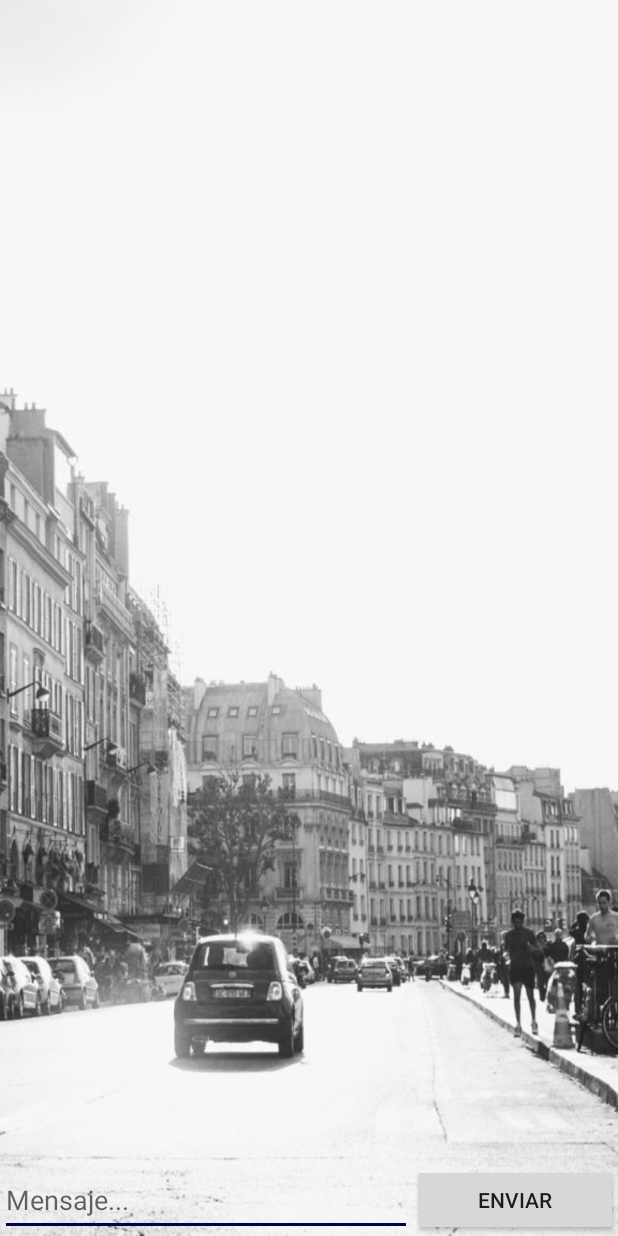
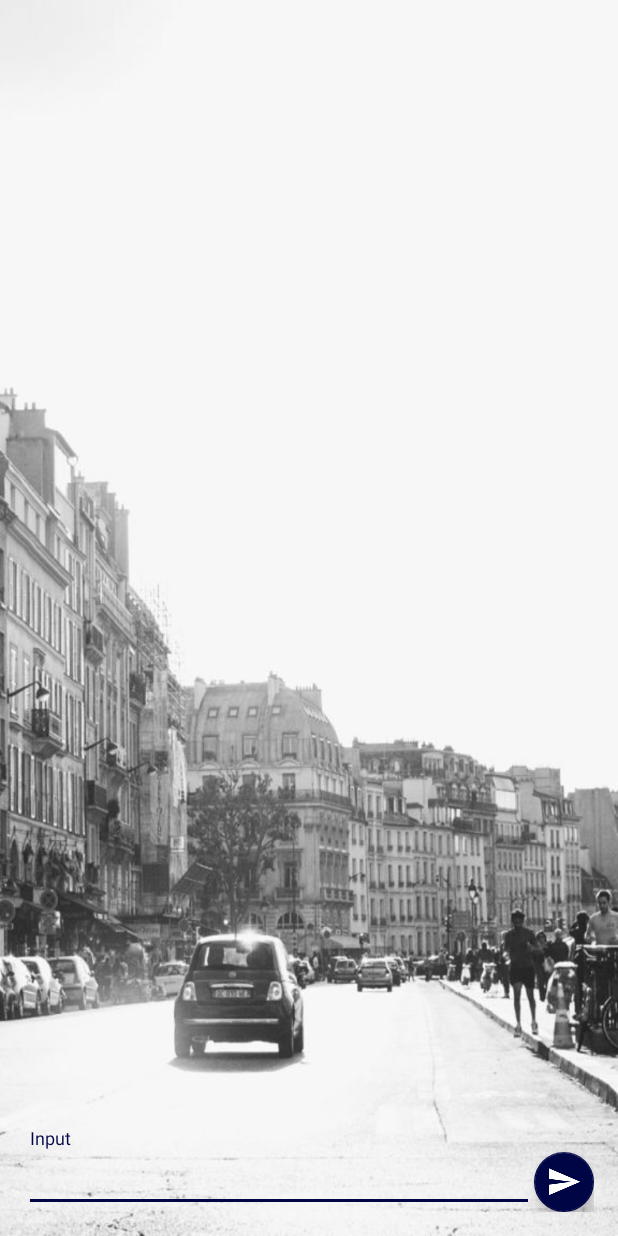
Before and after one commit to Franverri/android, an Android app: the ChatActivity screen opened directly, with no data from a screen before it, on a phone screen of 412 x 824 dp. Run offline under Robolectric (Android 15) with nearby library versions, the phone set to English and light mode, and no system bars; our stand-ins replace Firebase (no records; nobody signed in at launch, a user with empty details on screens opened directly); libraries missing offline, so code that uses them is left out: com.firebase.ui; 2 statements that could not run were skipped.

Commit message:
Muestra mensajes antiguos. Falta verificar para que usuario es y no generico

```diff
--- a/FIUBER/app/src/main/java/com/taller/fiuber/ChatActivity.java
+++ b/FIUBER/app/src/main/java/com/taller/fiuber/ChatActivity.java
@@ -1,94 +1,69 @@
 package com.taller.fiuber;
 
-import android.app.Activity;
-import android.database.DataSetObserver;
+import android.content.Intent;
+import android.support.annotation.NonNull;
+import android.support.design.widget.FloatingActionButton;
+import android.support.v7.app.AppCompatActivity;
 import android.os.Bundle;
 import android.util.Log;
-import android.view.KeyEvent;
+import android.view.Menu;
+import android.view.MenuItem;
 import android.view.View;
-import android.widget.AbsListView;
-import android.widget.Button;
 import android.widget.EditText;
 import android.widget.ListView;
-import android.widget.TextView;
+import android.widget.Toast;
 
+import com.firebase.ui.auth.AuthUI;
 import com.firebase.ui.database.FirebaseListAdapter;
-import com.google.firebase.database.DatabaseReference;
+import com.google.android.gms.tasks.OnCompleteListener;
+import com.google.android.gms.tasks.Task;
+import com.google.firebase.auth.FirebaseAuth;
 import com.google.firebase.database.FirebaseDatabase;
 
+public class ChatActivity extends AppCompatActivity {
 
-public class ChatActivity extends Activity {
-    private static final String TAG = "ChatActivity";
-
-    private ChatArrayAdapter chatArrayAdapter;
+    private FirebaseListAdapter<ChatMessage> adapter;
     private ListView listView;
-    private EditText chatText;
-    private Button buttonSend;
-    private boolean side = false;
-
-    FirebaseListAdapter<ChatMessage> mensajes;
+    private String loggedInUserName = "";
 
     @Override
-    public void onCreate(Bundle savedInstanceState) {
+    protected void onCreate(Bundle savedInstanceState) {
         super.onCreate(savedInstanceState);
-
         setContentView(R.layout.activity_chat);
 
-        buttonSend = (Button) findViewById(R.id.send);
+        //find views by Ids
+        FloatingActionButton fab = (FloatingActionButton) findViewById(R.id.fab);
+        final EditText input = (EditText) findViewById(R.id.input);
+        listView = (ListView) findViewById(R.id.list);
 
-        listView = (ListView) findViewById(R.id.msgview);
+        showAllOldMessages();
 
-        chatArrayAdapter = new ChatArrayAdapter(getApplicationContext(), R.layout.right_message);
-        listView.setAdapter(chatArrayAdapter);
-
-        chatText = (EditText) findViewById(R.id.msg);
-        chatText.setOnKeyListener(new View.OnKeyListener() {
-            public boolean onKey(View v, int keyCode, KeyEvent event) {
-                if ((event.getAction() == KeyEvent.ACTION_DOWN) && (keyCode == KeyEvent.KEYCODE_ENTER)) {
-                    return sendChatMessage();
+        fab.setOnClickListener(new View.OnClickListener() {
+            @Override
+            public void onClick(View view) {
+                if (input.getText().toString().trim().equals("")) {
+                    Toast.makeText(ChatActivity.this, "Ingrese el mensaje", Toast.LENGTH_SHORT).show();
+                } else {
+                    FirebaseDatabase.getInstance()
+                            .getReferenceFromUrl("https://fiuber-177714.firebaseio.com/idOidD")
+                            .push()
+                            .setValue(new ChatMessage(input.getText().toString(),
+                                    "Nombre Usuario",
+                                    "ID Usuario")
+                            );
+                    input.setText("");
                 }
-                return false;
-            }
-        });
-        buttonSend.setOnClickListener(new View.OnClickListener() {
-            @Override
-            public void onClick(View arg0) {
-                sendChatMessage();
             }
         });
 
-        listView.setTranscriptMode(AbsListView.TRANSCRIPT_MODE_ALWAYS_SCROLL);
-        listView.setAdapter(chatArrayAdapter);
-
-        //to scroll the list view to bottom on data change
-        chatArrayAdapter.registerDataSetObserver(new DataSetObserver() {
-            @Override
-            public void onChanged() {
-                super.onChanged();
-                listView.setSelection(chatArrayAdapter.getCount() - 1);
-            }
-        });
-
-        mostrarChat();
     }
 
-    private boolean sendChatMessage() {
-        chatArrayAdapter.add(new ChatMessage(side, chatText.getText().toString()));
+    private void showAllOldMessages() {
+        //loggedInUserName = FirebaseAuth.getInstance().getCurrentUser().getUid();
+        //Log.d("Main", "user id: " + loggedInUserName);
 
-        //Ponerlo en firebase
-        DatabaseReference baseDeDatos = FirebaseDatabase.getInstance().getReferenceFromUrl("https://fiuber-177714.firebaseio.com/"+"1"+"/mensajes/"+"Usuario1");
-        baseDeDatos.push().setValue(new ChatMessage(side, chatText.getText().toString()));
-
-        chatText.setText("");
-        //side = !side;
-
-        return true;
+        adapter = new MessageAdapter(this, ChatMessage.class, R.layout.item_in_message,
+                FirebaseDatabase.getInstance().getReferenceFromUrl("https://fiuber-177714.firebaseio.com/idOidD"));
+        listView.setAdapter(adapter);
     }
-
-    private void mostrarChat() {
-
-        //DatabaseReference baseDeDatos = FirebaseDatabase.getInstance().getReferenceFromUrl("https://fiuber-177714.firebaseio.com/"+"1"+"/mensajes/"+"Usuario 1");
-        //Log.v(TAG, baseDeDatos.toString());
-
-        }
 }
--- a/FIUBER/app/src/main/java/com/taller/fiuber/ChatArrayAdapter.java
+++ /dev/null
@@ -1,53 +0,0 @@
-package com.taller.fiuber;
-
-import android.content.Context;
-import android.util.Log;
-import android.view.LayoutInflater;
-import android.view.View;
-import android.view.ViewGroup;
-import android.widget.ArrayAdapter;
-import android.widget.LinearLayout;
-import android.widget.TextView;
-
-import java.util.ArrayList;
-import java.util.List;
-
-class ChatArrayAdapter extends ArrayAdapter<ChatMessage> {
-
-    private TextView chatText;
-    private List<ChatMessage> chatMessageList = new ArrayList<ChatMessage>();
-    private Context context;
-
-    @Override
-    public void add(ChatMessage object) {
-        chatMessageList.add(object);
-        super.add(object);
-    }
-
-    public ChatArrayAdapter(Context context, int textViewResourceId) {
-        super(context, textViewResourceId);
-        this.context = context;
-    }
-
-    public int getCount() {
-        return this.chatMessageList.size();
-    }
-
-    public ChatMessage getItem(int index) {
-        return this.chatMessageList.get(index);
-    }
-
-    public View getView(int position, View convertView, ViewGroup parent) {
-        ChatMessage chatMessageObj = getItem(position);
-        View row = convertView;
-        LayoutInflater inflater = (LayoutInflater) this.getContext().getSystemService(Context.LAYOUT_INFLATER_SERVICE);
-        if (chatMessageObj.left) {
-            row = inflater.inflate(R.layout.right_message, parent, false);
-        }else{
-            row = inflater.inflate(R.layout.left_message, parent, false);
-        }
-        chatText = (TextView) row.findViewById(R.id.msgr);
-        chatText.setText(chatMessageObj.message);
-        return row;
-    }
-}
--- a/FIUBER/app/src/main/res/layout/activity_chat.xml
+++ b/FIUBER/app/src/main/res/layout/activity_chat.xml
@@ -1,40 +1,47 @@
-<LinearLayout xmlns:android="http://schemas.android.com/apk/res/android"
-    xmlns:tools="http://schemas.android.com/tools"
+<?xml version="1.0" encoding="utf-8"?>
+<RelativeLayout xmlns:android="http://schemas.android.com/apk/res/android"
+    xmlns:app="http://schemas.android.com/apk/res-auto"
+    android:id="@+id/activity_main"
     android:layout_width="match_parent"
     android:layout_height="match_parent"
     android:background="@drawable/chatfondo"
-    android:orientation="vertical"
-    tools:context=".ChatActivity">
+    android:paddingBottom="@dimen/activity_vertical_margin"
+    android:paddingLeft="@dimen/activity_horizontal_margin"
+    android:paddingRight="@dimen/activity_horizontal_margin"
+    android:paddingTop="@dimen/activity_vertical_margin">
+
+    <android.support.design.widget.FloatingActionButton
+        android:id="@+id/fab"
+        android:layout_width="wrap_content"
+        android:layout_height="wrap_content"
+        android:layout_alignParentBottom="true"
+        android:layout_alignParentRight="true"
+        android:src="@mipmap/ic_send_black_24dp"
+        android:tint="@android:color/white"
+        app:fabSize="mini" />
+
+    <android.support.design.widget.TextInputLayout
+        android:layout_width="match_parent"
+        android:layout_height="wrap_content"
+        android:layout_alignParentBottom="true"
+        android:layout_toLeftOf="@id/fab">
+
+        <EditText
+            android:id="@+id/input"
+            android:layout_width="match_parent"
+            android:layout_height="wrap_content"
+            android:hint="Input" />
+    </android.support.design.widget.TextInputLayout>
 
     <ListView
-        android:id="@+id/msgview"
-        android:layout_width="fill_parent"
-        android:layout_height="0dp"
-        android:layout_weight="1"
-        android:background="@null"
-        android:divider="@null"
+        android:id="@+id/list"
+        android:layout_width="match_parent"
+        android:layout_height="match_parent"
+        android:layout_above="@id/fab"
+        android:layout_alignParentTop="true"
+        android:layout_marginBottom="16dp"
+        android:divider="@android:color/transparent"
+        android:dividerHeight="16dp"
         android:stackFromBottom="true"
-        android:transcriptMode="alwaysScroll"></ListView>
-
-    <LinearLayout
-        android:layout_width="match_parent"
-        android:layout_height="wrap_content"
-        android:orientation="horizontal"
-        android:weightSum="3">
-
-        <EditText
-            android:id="@+id/msg"
-            android:layout_width="0dp"
-            android:layout_height="fill_parent"
-            android:hint="Mensaje..."
-            android:layout_weight="2" />
-
-        <Button
-            android:id="@+id/send"
-            android:layout_width="0dp"
-            android:layout_height="fill_parent"
-            android:layout_weight="1"
-            android:text="Enviar" />
-
-    </LinearLayout>
-</LinearLayout>
+        android:transcriptMode="alwaysScroll" />
+</RelativeLayout>
```
Also changed, not shown: FIUBER/app/src/main/java/com/taller/fiuber/ChatMessage.java (+47 -6 lines), FIUBER/app/src/main/java/com/taller/fiuber/MessageAdapter.java (added, +59 -0 lines), FIUBER/app/src/main/res/layout/item_in_message.xml (added, +31 -0 lines), FIUBER/app/src/main/res/layout/item_out_message.xml (added, +37 -0 lines), FIUBER/app/src/main/res/layout/left_message.xml (deleted, +0 -21 lines), FIUBER/app/src/main/res/layout/right_message.xml (deleted, +0 -22 lines).
